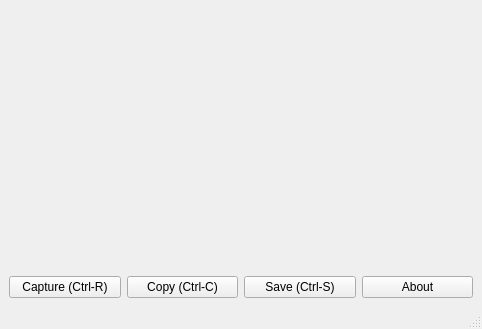
First picture: the form in mainwindow.ui, repository langong-dev/ScreenShot-L, before the edit.
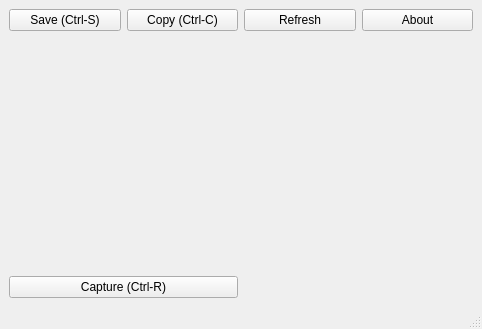
Second picture: the form after the edit. Icons and pictures are not drawn.

Diff of the .ui file:
```diff
--- a/mainwindow.ui
+++ b/mainwindow.ui
@@ -19,31 +19,14 @@
   </property>
   <widget class="QWidget" name="centralwidget">
    <layout class="QGridLayout" name="gridLayout">
-    <item row="1" column="0">
-     <widget class="QPushButton" name="start">
-      <property name="text">
-       <string>Capture (Ctrl-R)</string>
-      </property>
-      <property name="shortcut">
-       <string>Ctrl+R</string>
-      </property>
-     </widget>
-    </item>
-    <item row="1" column="3">
+    <item row="0" column="3">
      <widget class="QPushButton" name="about">
       <property name="text">
        <string>About</string>
       </property>
      </widget>
     </item>
-    <item row="0" column="0" colspan="4">
-     <widget class="QLabel" name="show">
-      <property name="text">
-       <string/>
-      </property>
-     </widget>
-    </item>
-    <item row="1" column="1">
+    <item row="0" column="1">
      <widget class="QPushButton" name="copy">
       <property name="text">
        <string>Copy (Ctrl-C)</string>
@@ -53,7 +36,7 @@
       </property>
      </widget>
     </item>
-    <item row="1" column="2">
+    <item row="0" column="0">
      <widget class="QPushButton" name="save">
       <property name="text">
        <string>Save (Ctrl-S)</string>
@@ -63,6 +46,37 @@
       </property>
      </widget>
     </item>
+    <item row="0" column="2">
+     <widget class="QPushButton" name="refresh">
+      <property name="text">
+       <string>Refresh</string>
+      </property>
+     </widget>
+    </item>
+    <item row="2" column="0" colspan="4">
+     <widget class="QLabel" name="show">
+      <property name="text">
+       <string/>
+      </property>
+     </widget>
+    </item>
+    <item row="3" column="0" colspan="2">
+     <widget class="QPushButton" name="start">
+      <property name="text">
+       <string>Capture (Ctrl-R)</string>
+      </property>
+      <property name="shortcut">
+       <string>Ctrl+R</string>
+      </property>
+     </widget>
+    </item>
+    <item row="3" column="2" colspan="2">
+     <widget class="QLabel" name="status">
+      <property name="text">
+       <string/>
+      </property>
+     </widget>
+    </item>
    </layout>
   </widget>
   <widget class="QMenuBar" name="menubar">
```
